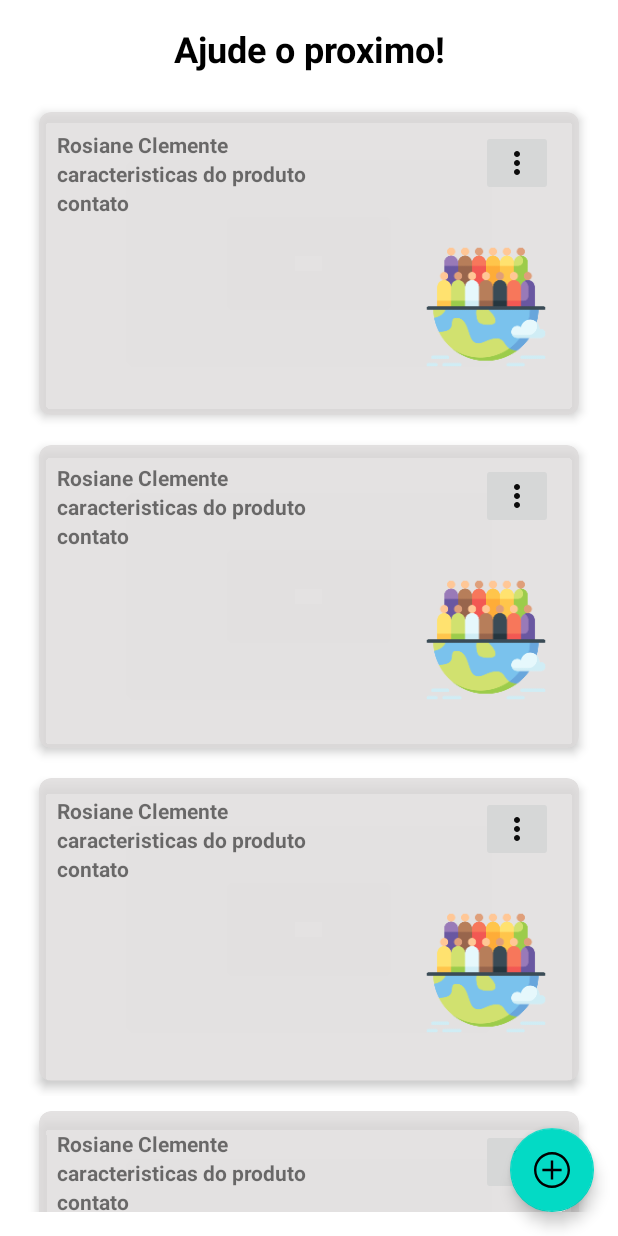
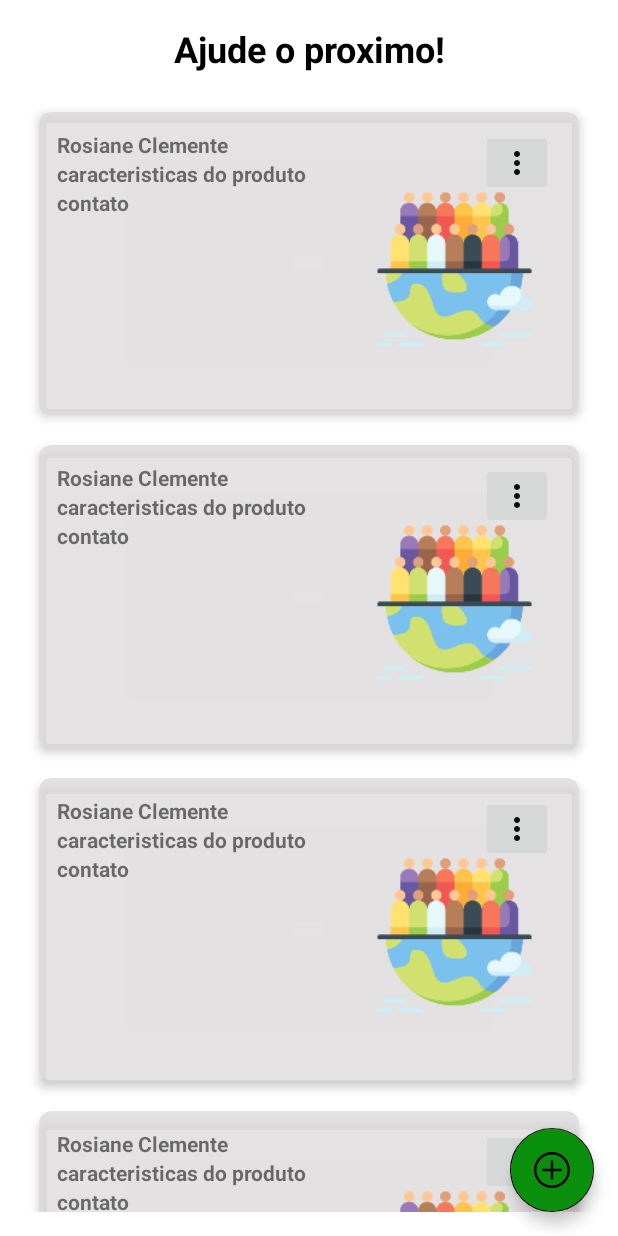
Before and after one commit to rosianeclemente/App-Doacoes, an Android app: the layout activity_main.xml on its own in the app's theme, with its tools: preview values and no code run, on a phone screen of 412 x 824 dp. Run offline under Robolectric (Android 15) with nearby library versions, the phone set to English and light mode, and no system bars.

Commit message:
adicionando imagem

```diff
--- a/app/src/main/res/layout/activity_main.xml
+++ b/app/src/main/res/layout/activity_main.xml
@@ -32,6 +32,7 @@
     <com.google.android.material.floatingactionbutton.FloatingActionButton
             android:id="@+id/FloatButton"
             android:layout_width="wrap_content"
+            android:backgroundTint="@color/green_700"
             android:layout_height="wrap_content"
             app:layout_constraintBottom_toBottomOf="parent"
             android:src="@drawable/ic__add"
--- a/app/src/main/res/layout/item_doacao.xml
+++ b/app/src/main/res/layout/item_doacao.xml
@@ -42,8 +42,8 @@
                 android:layout_width="wrap_content"
                 android:layout_height="wrap_content"
                 android:textStyle="bold"
+                app:layout_constraintStart_toStartOf="parent"
                 app:layout_constraintTop_toTopOf="parent"
-                        app:layout_constraintStart_toStartOf="parent"
                 tools:text="Rosiane Clemente"
 
             />
@@ -52,8 +52,8 @@
                 android:layout_width="wrap_content"
                 android:layout_height="wrap_content"
                 android:textStyle="bold"
+                app:layout_constraintStart_toStartOf="parent"
                 app:layout_constraintTop_toBottomOf="@id/nome"
-                        app:layout_constraintStart_toStartOf="parent"
                 tools:text="caracteristicas do produto"
 
             />
@@ -62,24 +62,24 @@
                 android:layout_width="wrap_content"
                 android:layout_height="wrap_content"
                 android:textStyle="bold"
+                app:layout_constraintStart_toStartOf="parent"
                 app:layout_constraintTop_toBottomOf="@id/caracteristicas"
-                        app:layout_constraintStart_toStartOf="parent"
                 tools:text="contato"
 
             />
-
-            </androidx.constraintlayout.widget.ConstraintLayout>
             <ImageView
                 android:id="@+id/imagemView"
-                android:layout_width="100dp"
-                android:layout_height="100dp"
-                android:layout_marginLeft="248dp"
-                android:layout_marginTop="80dp"
+                android:layout_width="130sp"
+                android:layout_height="130sp"
+                android:layout_marginLeft="200dp"
+                android:layout_marginTop="28dp"
                 android:src="@mipmap/ic_launcher_foreground"
                 app:layout_constraintLeft_toLeftOf="@id/nome"
                 app:layout_constraintTop_toTopOf="parent"
                 tools:ignore="MissingConstraints"/>
 
+        </androidx.constraintlayout.widget.ConstraintLayout>
+
 
     </com.google.android.material.card.MaterialCardView>
 
--- a/app/src/main/res/values-night/themes.xml
+++ b/app/src/main/res/values-night/themes.xml
@@ -3,7 +3,7 @@
     <style name="Theme.MyApplication" parent="Theme.MaterialComponents.DayNight.DarkActionBar">
         <!-- Primary brand color. -->
         <item name="colorPrimary">@color/purple_200</item>
-        <item name="colorPrimaryVariant">@color/purple_700</item>
+        <item name="colorPrimaryVariant">@color/green_700</item>
         <item name="colorOnPrimary">@color/black</item>
         <!-- Secondary brand color. -->
         <item name="colorSecondary">@color/teal_200</item>
--- a/app/src/main/res/values/colors.xml
+++ b/app/src/main/res/values/colors.xml
@@ -1,9 +1,9 @@
 <?xml version="1.0" encoding="utf-8"?>
 <resources>
     <color name="purple_200">#FFBB86FC</color>
-    <color name="purple_500">#FF6200EE</color>
-    <color name="purple_700">#FF3700B3</color>
-    <color name="teal_200">#FF03DAC5</color>
+    <color name="green_500">#066104</color>
+    <color name="green_700">#0A8F0C</color>
+    <color name="teal_200">#000000</color>
     <color name="teal_700">#FF018786</color>
     <color name="black">#FF000000</color>
     <color name="white">#FFFFFFFF</color>
--- a/app/src/main/res/values/themes.xml
+++ b/app/src/main/res/values/themes.xml
@@ -2,8 +2,8 @@
     <!-- Base application theme. -->
     <style name="Theme.MyApplication" parent="Theme.MaterialComponents.DayNight.DarkActionBar">
         <!-- Primary brand color. -->
-        <item name="colorPrimary">@color/purple_500</item>
-        <item name="colorPrimaryVariant">@color/purple_700</item>
+        <item name="colorPrimary">@color/green_500</item>
+        <item name="colorPrimaryVariant">@color/green_700</item>
         <item name="colorOnPrimary">@color/white</item>
         <!-- Secondary brand color. -->
         <item name="colorSecondary">@color/teal_200</item>
```
Lines whose indentation alone changed are shown as unchanged.
